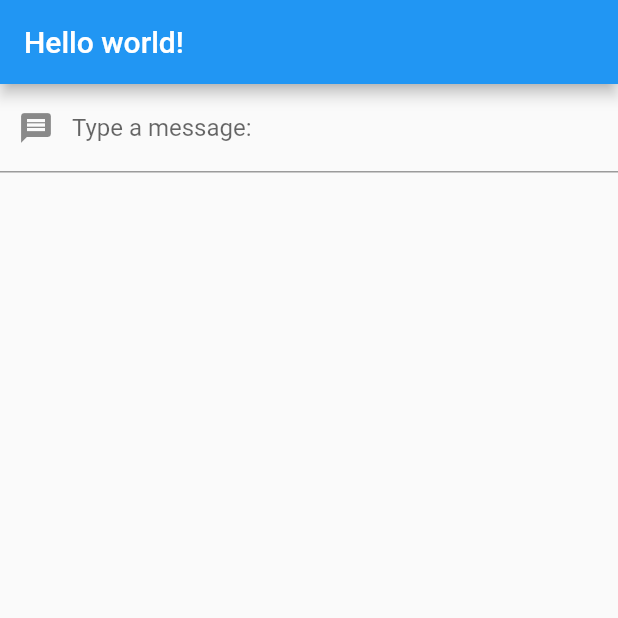
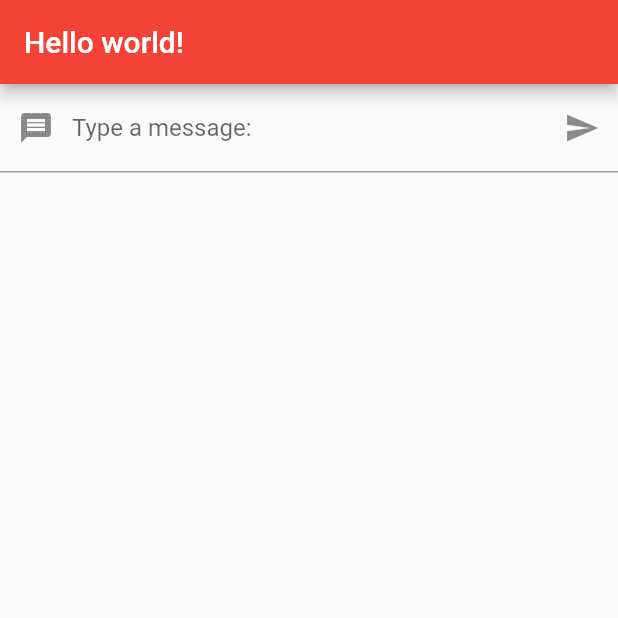
Before and after one commit to Jonathan-hb/Flutter_App, a Flutter app: the screen it shows after launch, on a phone screen of 412 x 824 dp, the top half of it. Run offline on Flutter 3.47's test engine with Material 2 defaults, Android fonts, the phone set to English and light mode, and no system bars.

Commit message:
Redid lost progress
SO SAD

```diff
--- a/flutterapp/lib/main.dart
+++ b/flutterapp/lib/main.dart
@@ -1,6 +1,5 @@
-import 'dart:html';
-
 import 'package:flutter/material.dart';
+import 'rest-api.dart';
 
 void main() {
   runApp(MyApp());
@@ -9,33 +8,58 @@ void main() {
 class MyApp extends StatelessWidget {
   @override
   Widget build(BuildContext context) {
-    return MaterialApp(
+    return GestureDetector(
+        onTap: () {
+          FocusScope.of(context).requestFocus(new FocusNode());
+        },
+        child: MaterialApp(
           title: 'Test App',
           theme: ThemeData(
-        primarySwatch: Colors.blue,
+            primarySwatch: Colors.red,
             visualDensity: VisualDensity.adaptivePlatformDensity,
           ),
           home: MyHomePage(),
-    );
+        ));
   }
 }
 
-class MyHomePage extends StatelessWidget {
+class MyHomePage extends StatefulWidget {
+  @override
+  _MyHomePageState createState() => _MyHomePageState();
+}
+
+class _MyHomePageState extends State<MyHomePage> {
+  String text = "";
+  String url = "51.15.137.206:8000";
+
+  void changeText(String text) {
+    this.setState(() {
+      this.text = text;
+    });
+    /*ApiService.postApi(url, text);*/
+  }
+
   @override
   Widget build(BuildContext context) {
     return Scaffold(
-        appBar: AppBar(title: Text("Hello world!")), body: TextInputWidget());
+        appBar: AppBar(title: Text("Hello world!")),
+        body: Column(
+          children: <Widget>[TextInputWidget(this.changeText), Text(this.text)],
+        ));
   }
 }
 
 class TextInputWidget extends StatefulWidget {
+  final Function(String) callback;
+
+  TextInputWidget(this.callback);
+
   @override
   _TextInputWidgetState createState() => _TextInputWidgetState();
 }
 
 class _TextInputWidgetState extends State<TextInputWidget> {
   final controller = TextEditingController();
-  String text = "";
 
   @override
   void dispose() {
@@ -43,26 +67,28 @@ class _TextInputWidgetState extends State<TextInputWidget> {
     controller.dispose();
   }
 
-  void changeText(text) {
-    if (text == "Hello World!") {
+  void click() {
+    widget.callback(controller.text);
     controller.clear();
-      text = "";
-    }
-    setState(() {
-      this.text = text;
-    });
+    FocusScope.of(context).requestFocus(new FocusNode());
   }
 
   @override
   Widget build(BuildContext context) {
-    return Column(children: <Widget>[
-      TextField(
+    return TextField(
         controller: this.controller,
         decoration: InputDecoration(
-            prefixIcon: Icon(Icons.message), labelText: "Type a message:"),
-        onChanged: (text) => this.changeText(text),
-      ),
-      Text(this.text)
-    ]);
+            prefixIcon: Icon(Icons.message),
+            labelText: "Type a message:",
+            suffixIcon: IconButton(
+              icon: Icon(Icons.send),
+              splashColor: Colors.blue,
+              tooltip: "Send Message",
+              onPressed: this.click,
+            )),
+        onSubmitted: (value) {
+          widget.callback(controller.text);
+          controller.clear();
+        });
   }
 }
--- a/flutterapp/pubspec.yaml
+++ b/flutterapp/pubspec.yaml
@@ -21,6 +21,7 @@ environment:
   sdk: ">=2.7.0 <3.0.0"
 
 dependencies:
+  http:
   flutter:
     sdk: flutter
 
```
Also changed, not shown: flutterapp/lib/rest-api.dart (added, +22 -0 lines), flutterapp/pubspec.lock. Lines whose indentation alone changed are shown as unchanged.
